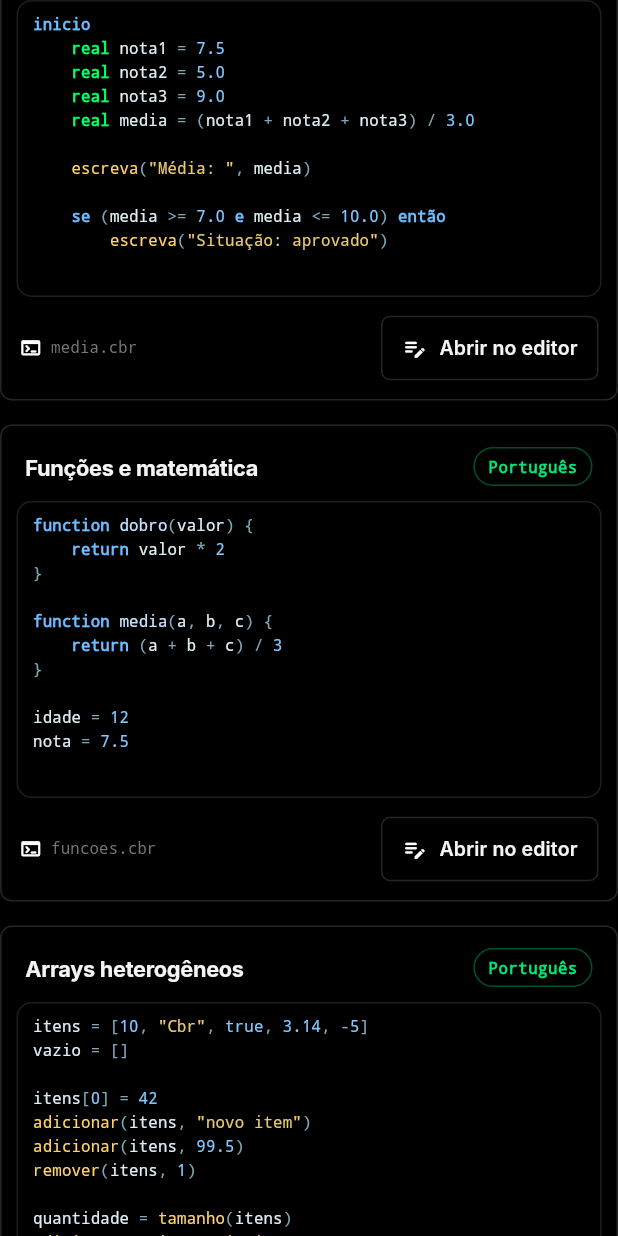
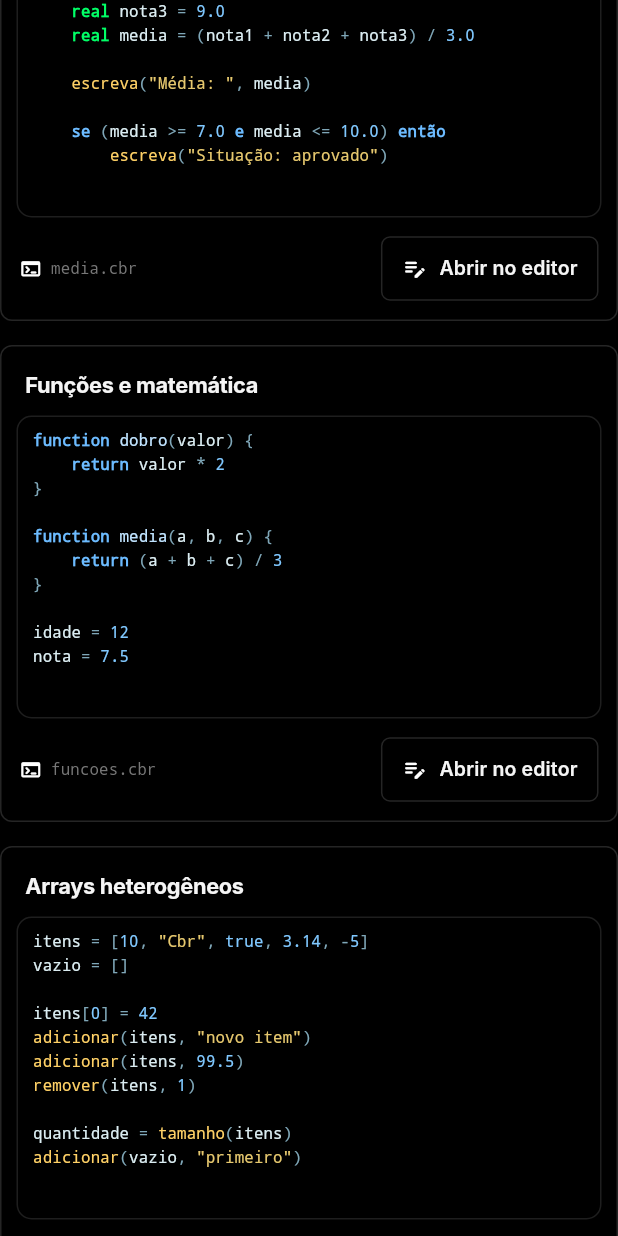
Before and after one commit to Veexdevs/C-Brasil-Executor, a Flutter app: the ExamplesPage widget shown alone on an empty page, opened directly with empty values, scrolled down 1152 dp, after a tap on "Abrir no editor", on a phone screen of 412 x 824 dp. Run offline on Flutter 3.47's test engine with Material 3 defaults, Android fonts, the phone set to English and light mode, and no system bars; our stand-ins replace file_picker, shared_preferences, web; accounts and stored records are empty; Roboto replaces fonts that are missing (Inter).

Commit message:
style: remove example language filters
Co-authored-by: arena-agent <297053741+arena-agent@users.noreply.github.com>

```diff
--- a/lib/data/examples.dart
+++ b/lib/data/examples.dart
@@ -5,7 +5,6 @@ class CbrExample {
     required this.title,
     required this.filename,
     required this.code,
-    this.dialect = CbrDialect.didatico,
     this.usesInput = false,
   });
 
@@ -13,17 +12,7 @@ class CbrExample {
   final String title;
   final String filename;
   final String code;
-  final CbrDialect dialect;
   final bool usesInput;
-}
-
-enum CbrDialect {
-  didatico('Português'),
-  original('Original');
-
-  const CbrDialect(this.label);
-
-  final String label;
 }
 
 const String starterCode = '''inicio
@@ -189,7 +178,6 @@ fim
     id: 'upstream',
     title: 'Cbr 1.0 original',
     filename: 'cbr10.cbr',
-    dialect: CbrDialect.original,
     usesInput: true,
     code: '''// Dialeto original da Cbr 1.0 (vorgweb/C-Brasil)
 // Pede nome, idade e nota; depois gera um relatório.
--- a/lib/screens/examples_page.dart
+++ b/lib/screens/examples_page.dart
@@ -6,21 +6,10 @@ import '../widgets/cbr_panel.dart';
 import '../widgets/highlighted_text.dart';
 
 /// Galeria de exemplos prontos.
-class ExamplesPage extends StatefulWidget {
+class ExamplesPage extends StatelessWidget {
   const ExamplesPage({super.key, required this.onLoadExample});
 
   final void Function(CbrExample example) onLoadExample;
-
-  @override
-  State<ExamplesPage> createState() => _ExamplesPageState();
-}
-
-class _ExamplesPageState extends State<ExamplesPage> {
-  CbrDialect? _filter;
-
-  List<CbrExample> get _visible => _filter == null
-      ? cbrExamples
-      : cbrExamples.where((example) => example.dialect == _filter).toList();
 
   @override
   Widget build(BuildContext context) {
@@ -36,16 +25,6 @@ class _ExamplesPageState extends State<ExamplesPage> {
             ],
           ),
           const SizedBox(height: 16),
-          Wrap(
-            spacing: 8,
-            runSpacing: 8,
-            children: [
-              _filterChip('Todos', null),
-              for (final dialect in CbrDialect.values)
-                _filterChip(dialect.label, dialect),
-            ],
-          ),
-          const SizedBox(height: 18),
           LayoutBuilder(
             builder: (context, constraints) {
               final columns = constraints.maxWidth >= 1240
@@ -56,45 +35,19 @@ class _ExamplesPageState extends State<ExamplesPage> {
               return GridView.builder(
                 shrinkWrap: true,
                 physics: const NeverScrollableScrollPhysics(),
-                itemCount: _visible.length,
+                itemCount: cbrExamples.length,
                 gridDelegate: SliverGridDelegateWithFixedCrossAxisCount(
                   crossAxisCount: columns,
                   crossAxisSpacing: 16,
                   mainAxisSpacing: 16,
                   mainAxisExtent: 318,
                 ),
-                itemBuilder: (context, index) => _card(_visible[index]),
+                itemBuilder: (context, index) => _card(cbrExamples[index]),
               );
             },
           ),
           const SizedBox(height: 8),
         ],
-      ),
-    );
-  }
-
-  Widget _filterChip(String label, CbrDialect? dialect) {
-    final selected = _filter == dialect;
-    return InkWell(
-      borderRadius: BorderRadius.circular(999),
-      onTap: () => setState(() => _filter = dialect),
-      child: Container(
-        padding: const EdgeInsets.symmetric(horizontal: 14, vertical: 7),
-        decoration: BoxDecoration(
-          color: selected ? CbrColors.green.withValues(alpha: 0.14) : CbrColors.surface,
-          borderRadius: BorderRadius.circular(999),
-          border: Border.all(
-            color: selected ? CbrColors.green.withValues(alpha: 0.5) : CbrColors.border,
-          ),
-        ),
-        child: Text(
-          label,
-          style: CbrTextStyles.body.copyWith(
-            fontSize: 12.5,
-            fontWeight: selected ? FontWeight.w600 : FontWeight.w400,
-            color: selected ? CbrColors.greenBright : CbrColors.textMuted,
-          ),
-        ),
       ),
     );
   }
@@ -110,29 +63,11 @@ class _ExamplesPageState extends State<ExamplesPage> {
         children: [
           Padding(
             padding: const EdgeInsets.fromLTRB(16, 14, 16, 10),
-            child: Column(
-              crossAxisAlignment: CrossAxisAlignment.start,
-              children: [
-                Row(
-                  children: [
-                    Expanded(
-                      child: Text(
-                        example.title,
-                        maxLines: 1,
-                        overflow: TextOverflow.ellipsis,
-                        style: CbrTextStyles.title.copyWith(fontSize: 14.5),
-                      ),
-                    ),
-                    const SizedBox(width: 8),
-                    CbrChip(
-                      label: example.dialect.label,
-                      color: example.dialect == CbrDialect.didatico
-                          ? CbrColors.green
-                          : CbrColors.blue,
-                    ),
-                  ],
-                ),
-              ],
+            child: Text(
+              example.title,
+              maxLines: 1,
+              overflow: TextOverflow.ellipsis,
+              style: CbrTextStyles.title.copyWith(fontSize: 14.5),
             ),
           ),
           Expanded(
@@ -191,7 +126,7 @@ class _ExamplesPageState extends State<ExamplesPage> {
                   icon: Icons.edit_note_rounded,
                   variant: CbrButtonVariant.secondary,
                   compact: false,
-                  onPressed: () => widget.onLoadExample(example),
+                  onPressed: () => onLoadExample(example),
                 ),
               ],
             ),
```
Also changed, not shown: 1 other file.
